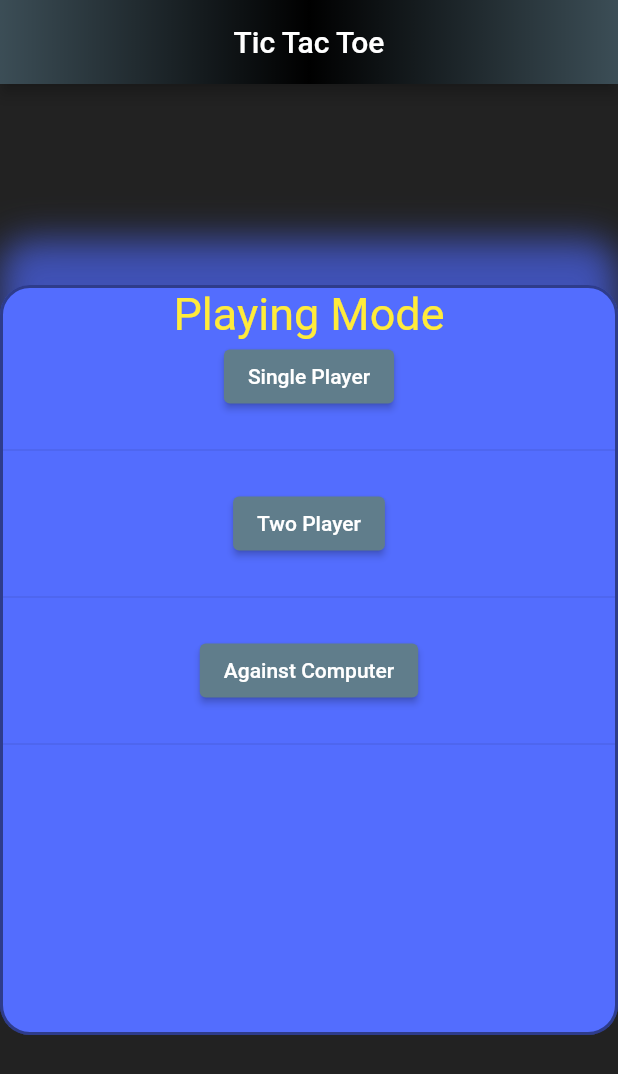
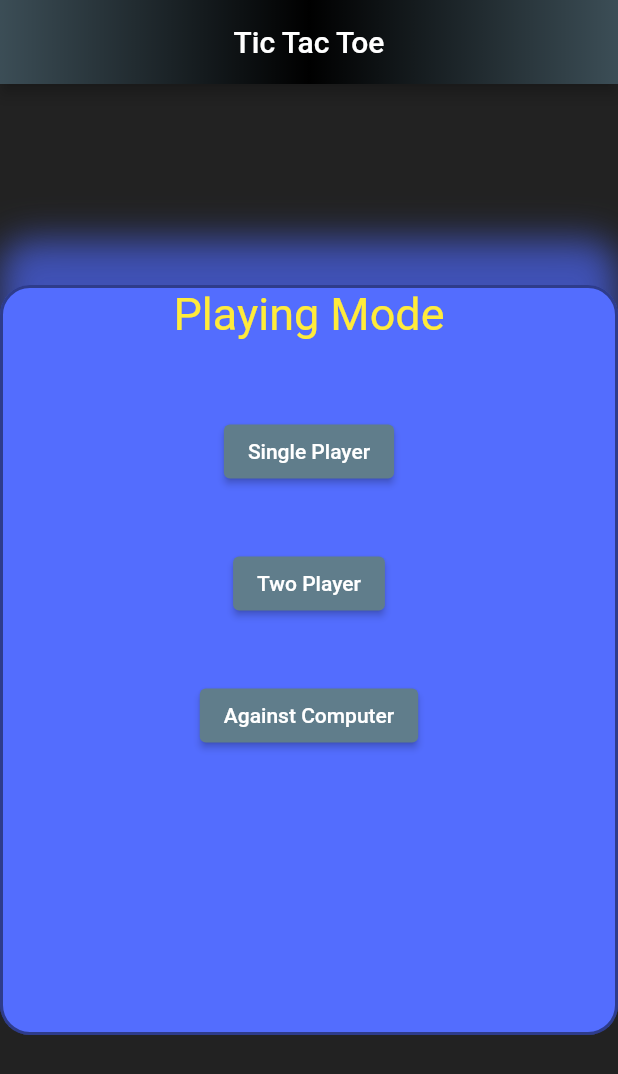
Before and after one commit to h3110Fr13nd/ultimate_tic_tae_toe, a Flutter app: the screen it shows after launch, on a phone screen of 412 x 824 dp. Shown: the top 1074 px of the screen. Run offline on Flutter 3.47's test engine with Material 2 defaults, Android fonts, the light colour scheme and no system bars; Roboto replaces fonts that are missing (Times New Roman).

Commit message:
Adjusted A divider between list items in main page. Or Menu Page

```diff
--- a/lib/main.dart
+++ b/lib/main.dart
@@ -78,7 +78,9 @@ class _TicTacToeHomePageState extends State<TicTacToeHomePage> {
                         width: 2,
                         color: Colors.black45,
                         style: BorderStyle.solid)),
-                child: ListView.builder(
+                child:SizedBox(
+                    height: 200,
+                    child:ListView.builder(
                     itemCount: 4,
                     itemBuilder: (context, index) {
                       var txt = [
@@ -96,7 +98,7 @@ class _TicTacToeHomePageState extends State<TicTacToeHomePage> {
                       ];
 
                       if (index == 0) {
-                        return const Center(
+                        return Column(children:const [Center(
                             child: Text(
                               "Playing Mode",
                               style: TextStyle(
@@ -104,7 +106,7 @@ class _TicTacToeHomePageState extends State<TicTacToeHomePage> {
                                 fontSize: 30,
                                 color: Colors.yellow,
                               ),
-                            ));
+                            )),Divider(thickness: 50,height: 50,color: Colors.transparent,)]);
                       }
 
                       return Column(
@@ -116,8 +118,8 @@ class _TicTacToeHomePageState extends State<TicTacToeHomePage> {
                                   builder: (context) => onPresses[index]));
                         },
                         child: Text(txt[index]),
-                      ),const Divider(height: 50,)]);
-                    }))));
+                      ),const Divider(thickness: 40,height:40,color: Colors.transparent,)]);
+                    })))));
   }
 }
 
```
